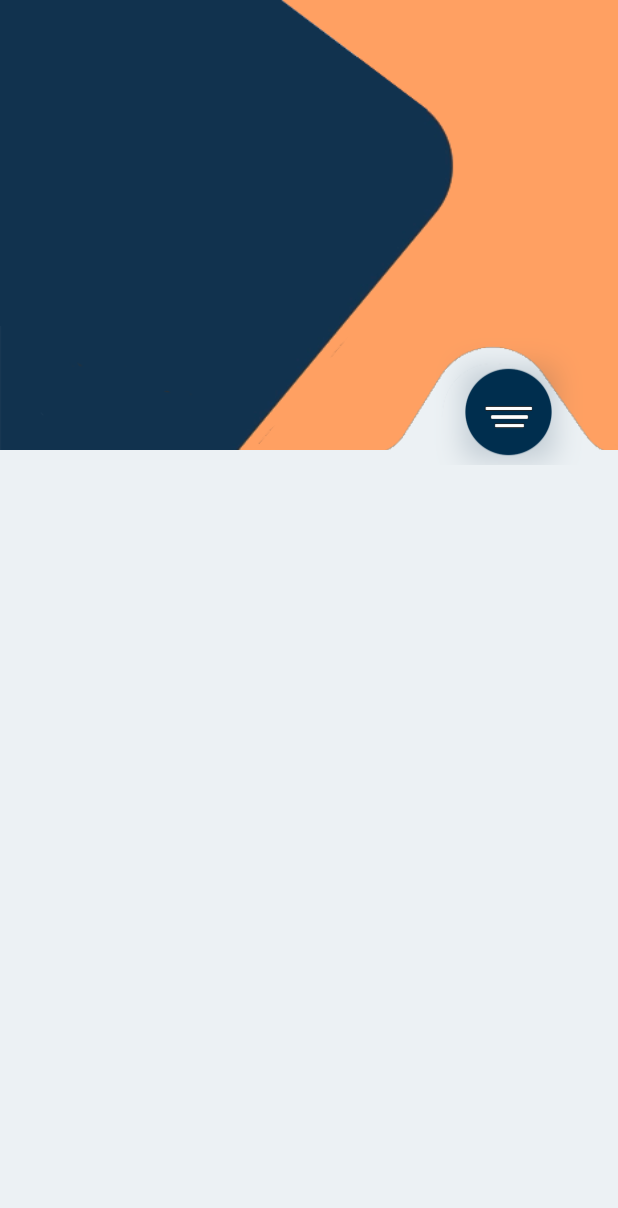
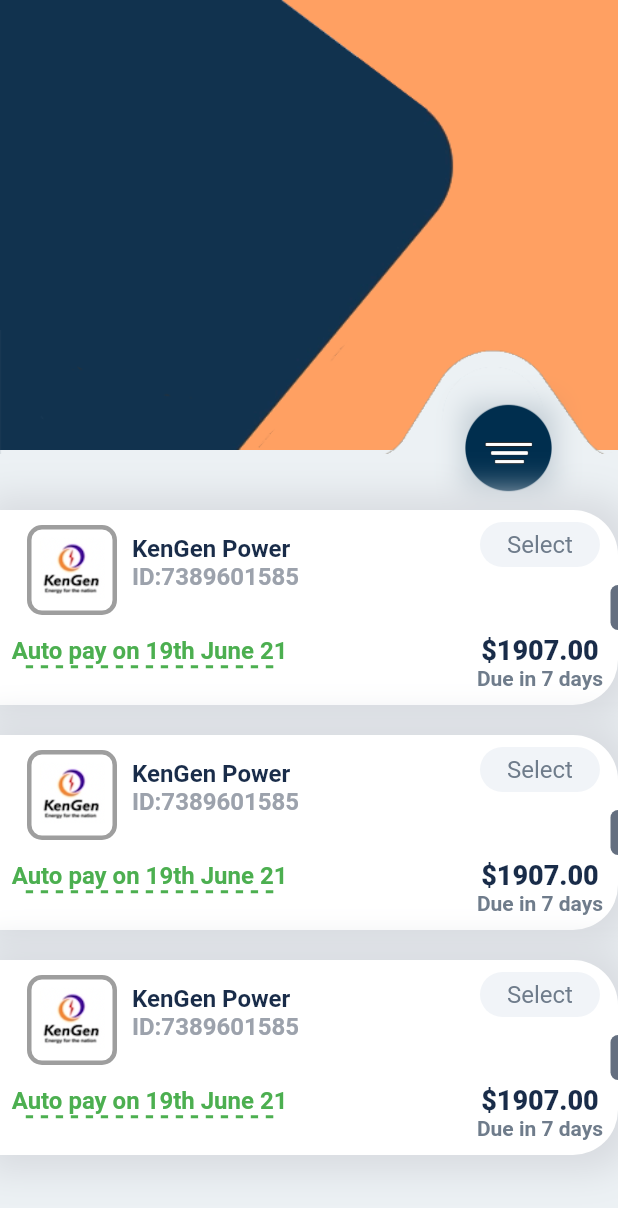
Before and after one commit to banku27/Payment_Integration, a Flutter app: the screen it shows after launch, on a phone screen of 412 x 824 dp. Shown: the top 1208 px of the screen. Run offline on Flutter 3.47's test engine with Material 2 defaults, Android fonts, the phone set to English and light mode, and no system bars.

Commit message:
implemented listbill

```diff
--- a/lib/pages/home_page.dart
+++ b/lib/pages/home_page.dart
@@ -1,5 +1,6 @@
 import 'package:flutter/material.dart';
 import 'package:payment_integration/components/colors.dart';
+import 'package:payment_integration/widget/text_size.dart';
 
 class HomePage extends StatefulWidget {
   const HomePage({Key? key}) : super(key: key);
@@ -19,11 +20,13 @@
     return Scaffold(
       backgroundColor: AppColor.backGroundColor,
       body: Container(
+        height: MediaQuery.of(context).size.height,
         child: Stack(
           children: [
             _headSection(),
             _curveImageContainer(),
             _buttonContainer(),
+            _listBill(),
           ],
         ),
       ),
@@ -56,7 +59,8 @@
       child: Positioned(
         left: 0,
         right: -2,
-        bottom: 10,
+        top: 220,
+        // bottom: 50,
         child: Container(
           height: MediaQuery.of(context).size.height * 0.1,
           decoration: BoxDecoration(
@@ -69,7 +73,7 @@
 
   _buttonContainer() {
     return Positioned(
-      bottom: 5,
+      bottom: 495,
       right: 43,
       child: Container(
         height: 60,
@@ -85,4 +89,141 @@
       ),
     );
   }
+
+  _listBill() {
+    return Positioned(
+      top: 320,
+      right: 0,
+      left: 0,
+      bottom: 0,
+      child: MediaQuery.removePadding(
+        context: context,
+        removeTop: true,
+        child: ListView.builder(
+            itemCount: 3,
+            itemBuilder: (_, index) {
+              return Container(
+                margin: EdgeInsets.only(top: 20),
+                height: 130,
+                width: MediaQuery.of(context).size.width - 18,
+                decoration: const BoxDecoration(
+                    color: Colors.white,
+                    borderRadius: BorderRadius.only(
+                        topRight: Radius.circular(30),
+                        bottomRight: Radius.circular(30)),
+                    boxShadow: [
+                      BoxShadow(
+                          blurRadius: 20,
+                          offset: Offset(1, 1),
+                          color: Color(0xffd8dbe0),
+                          spreadRadius: 10)
+                    ]),
+                child: Row(
+                  mainAxisAlignment: MainAxisAlignment.spaceBetween,
+                  children: [
+                    Column(
+                      mainAxisAlignment: MainAxisAlignment.spaceBetween,
+                      children: [
+                        Row(
+                          children: [
+                            Container(
+                              margin: EdgeInsets.only(left: 18, top: 10),
+                              height: 60,
+                              width: 60,
+                              decoration: BoxDecoration(
+                                  borderRadius: BorderRadius.circular(10),
+                                  image: const DecorationImage(
+                                      image: AssetImage('assets/brand1.png')),
+                                  border:
+                                      Border.all(width: 3, color: Colors.grey)),
+                            ),
+                            const SizedBox(
+                              width: 10,
+                            ),
+                            Column(
+                              crossAxisAlignment: CrossAxisAlignment.start,
+                              children: [
+                                const Text('KenGen Power',
+                                    style: TextStyle(
+                                        color: AppColor.mainColor,
+                                        fontSize: 16,
+                                        fontWeight: FontWeight.w700)),
+                                Text('ID:7389601585',
+                                    style: TextStyle(
+                                        color: AppColor.idColor,
+                                        fontSize: 16,
+                                        fontWeight: FontWeight.w700))
+                              ],
+                            ),
+                          ],
+                        ),
+                        const SizedText(
+                            text: 'Auto pay on 19th June 21',
+                            color: Colors.green),
+                        const SizedBox(
+                          height: 10,
+                        ),
+                      ],
+                    ),
+                    Row(
+                      children: [
+                        Column(
+                          children: [
+                            Container(
+                              margin: const EdgeInsets.only(top: 8),
+                              height: 30,
+                              width: 80,
+                              decoration: BoxDecoration(
+                                  borderRadius: BorderRadius.circular(30),
+                                  color: AppColor.selectBackground),
+                              child: Center(
+                                child: Text(
+                                  'Select',
+                                  style: TextStyle(
+                                      fontSize: 16,
+                                      color: AppColor.selectColor),
+                                ),
+                              ),
+                            ),
+                            Expanded(child: Container()),
+                            const Text(
+                              '\$1907.00',
+                              style: TextStyle(
+                                  fontSize: 18,
+                                  color: AppColor.mainColor,
+                                  fontWeight: FontWeight.w900),
+                            ),
+                            const Text(
+                              'Due in 7 days',
+                              style: TextStyle(
+                                  fontSize: 14,
+                                  color: Color(0xFF6f7c8b),
+                                  fontWeight: FontWeight.w700),
+                            ),
+                            const SizedBox(
+                              height: 10,
+                            )
+                          ],
+                        ),
+                        SizedBox(
+                          width: 5,
+                        ),
+                        Container(
+                          height: 30,
+                          width: 5,
+                          decoration: BoxDecoration(
+                              color: AppColor.halfOval,
+                              borderRadius: const BorderRadius.only(
+                                  topLeft: Radius.circular(30),
+                                  bottomLeft: Radius.circular(30))),
+                        )
+                      ],
+                    )
+                  ],
+                ),
+              );
+            }),
+      ),
+    );
+  }
 }
--- /dev/null
+++ b/lib/widget/text_size.dart
@@ -0,0 +1,56 @@
+import 'package:flutter/material.dart';
+
+class SizedText extends StatelessWidget {
+  final String text;
+  final Color color;
+  const SizedText({Key? key, required this.text, required this.color})
+      : super(key: key);
+
+  @override
+  Widget build(BuildContext context) {
+    final Size textSize = _textSize(text);
+    return Container(
+      child: Column(
+        children: [
+          Text(
+            text,
+            style: TextStyle(
+                fontSize: 16, color: color, fontWeight: FontWeight.w700),
+            maxLines: 1,
+            softWrap: false,
+            overflow: TextOverflow.clip,
+          ),
+          Row(
+            children: [
+              for (int i = 0; i < textSize.width / 5.6; i++)
+                i.isEven
+                    ? Container(
+                        width: 5,
+                        color: color,
+                        height: 2,
+                      )
+                    : Container(
+                        width: 5,
+                        color: Colors.white,
+                        height: 2,
+                      )
+            ],
+          )
+        ],
+      ),
+    );
+  }
+
+  Size _textSize(String text) {
+    final TextPainter textPainter = TextPainter(
+        text: TextSpan(
+          text: text,
+          style: TextStyle(
+              fontSize: 16, color: color, fontWeight: FontWeight.w700),
+        ),
+        maxLines: 1,
+        textDirection: TextDirection.ltr)
+      ..layout(minWidth: 0, maxWidth: double.infinity);
+    return textPainter.size;
+  }
+}
```
